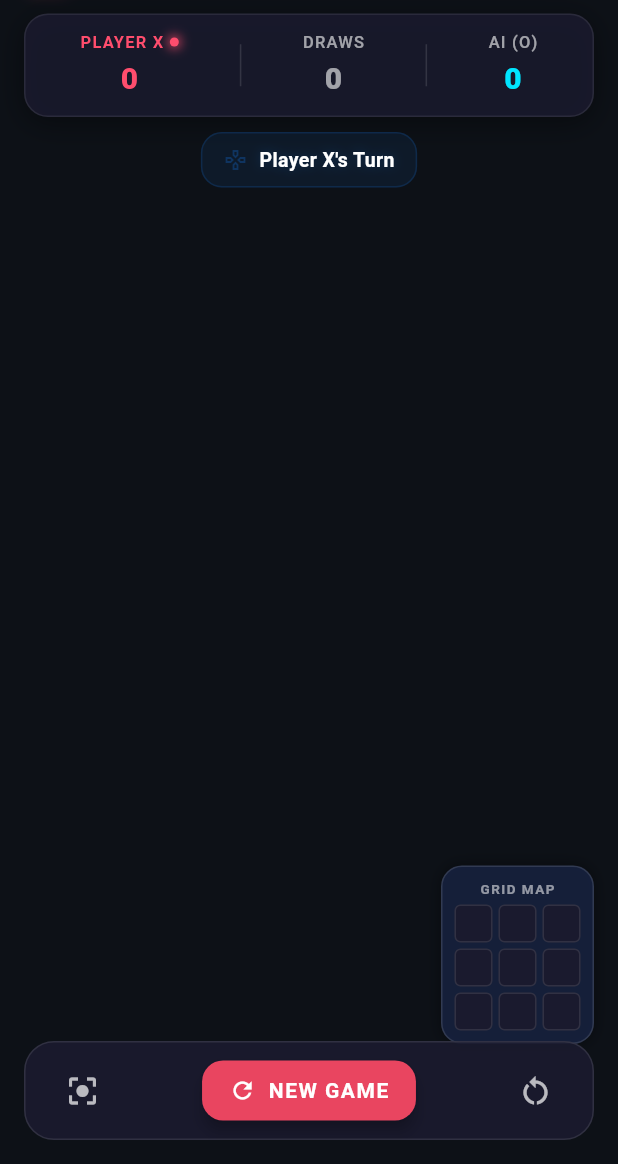
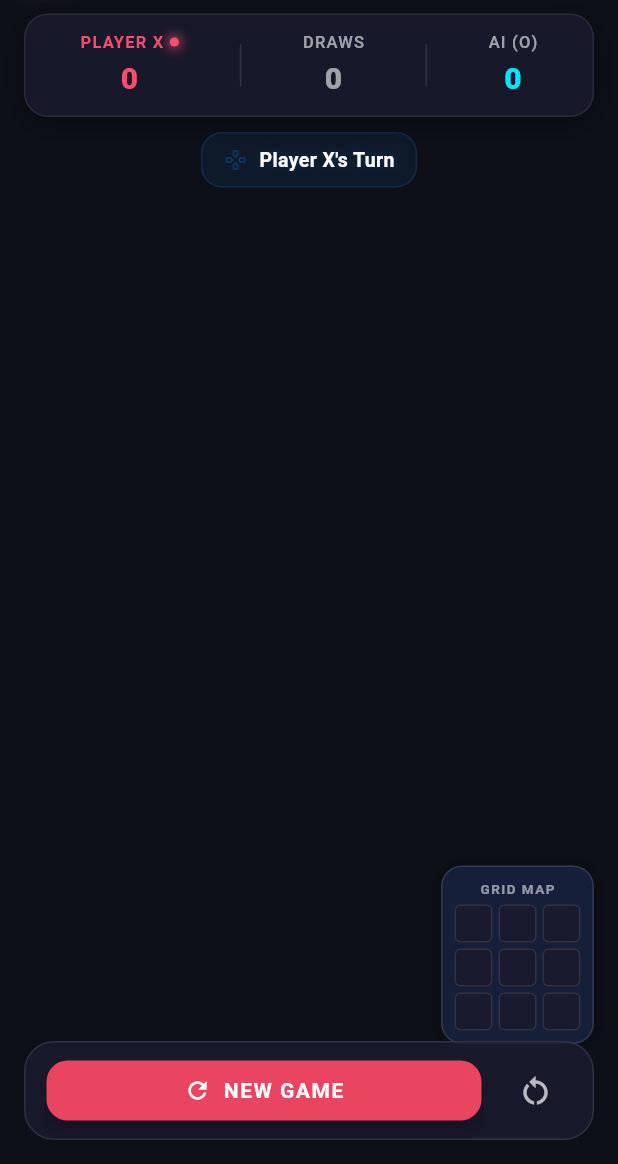
Before and after one commit to abdallahshaban557/flutter_scene_tic_tac_toe, a Flutter app: the GameOverlay widget shown alone on an empty page, opened directly with empty values, on a phone screen of 412 x 824 dp, the part 72-1236 px from its top. Run offline on Flutter 3.47's test engine with Material 3 defaults, Android fonts, the phone set to English and light mode, and no system bars; missing offline and left inert: flutter_scene; statements that could not run were skipped.

Commit message:
remove reset camera button

```diff
--- a/lib/main.dart
+++ b/lib/main.dart
@@ -205,7 +205,6 @@ class _TicTacToeGameScreenState extends State<TicTacToeGameScreen> {
               return GameOverlay(
                 controller: _gameController,
                 onNewGame: _handleNewGame,
-                onResetCamera: _handleResetCamera,
                 onResetScores: _handleResetScores,
                 onCellTapped: _handleCellTapped,
               );
--- a/lib/ui/game_overlay.dart
+++ b/lib/ui/game_overlay.dart
@@ -4,7 +4,6 @@ import '../game/game_controller.dart';
 class GameOverlay extends StatelessWidget {
   final GameController controller;
   final VoidCallback onNewGame;
-  final VoidCallback onResetCamera;
   final VoidCallback onResetScores;
   final ValueChanged<int> onCellTapped;
 
@@ -12,7 +11,6 @@ class GameOverlay extends StatelessWidget {
     super.key,
     required this.controller,
     required this.onNewGame,
-    required this.onResetCamera,
     required this.onResetScores,
     required this.onCellTapped,
   });
@@ -450,17 +448,8 @@ class GameOverlay extends StatelessWidget {
       child: Row(
         mainAxisAlignment: MainAxisAlignment.spaceBetween,
         children: [
-          // Reset Camera
-          IconButton(
-            icon: const Icon(Icons.center_focus_strong, color: Colors.white70),
-            tooltip: "Reset Camera Angle",
-            onPressed: onResetCamera,
-          ),
-
           // New Game Button
-          Flexible(
-            child: FittedBox(
-              fit: BoxFit.scaleDown,
+          Expanded(
             child: ElevatedButton.icon(
               style: ElevatedButton.styleFrom(
                 backgroundColor: const Color(0xFFE94560),
@@ -479,7 +468,7 @@ class GameOverlay extends StatelessWidget {
               onPressed: onNewGame,
             ),
           ),
-          ),
+          const SizedBox(width: 12),
 
           // Reset Scores
           IconButton(
```
Lines whose indentation alone changed are shown as unchanged.
